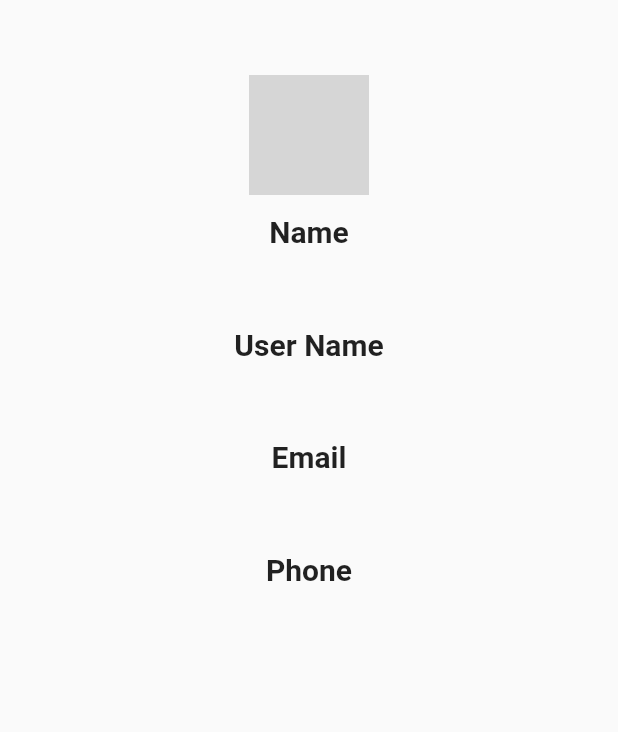
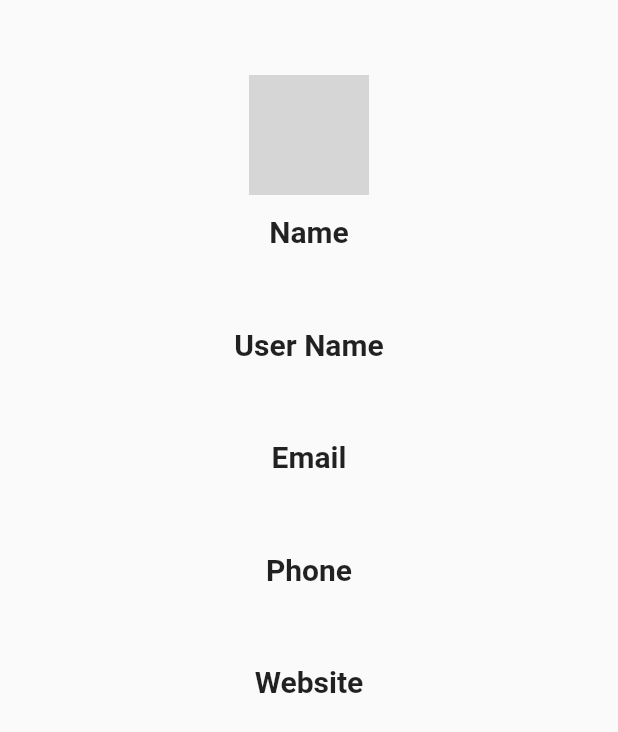
Before and after one commit to sreejithmg123/databse, a Flutter app: the DetailsViewView screen opened directly, on a phone screen of 412 x 824 dp. Shown: the top 732 px of the screen. Run offline on Flutter 3.47's test engine with Material 2 defaults, Android fonts, the phone set to English and light mode, and no system bars; our stand-ins replace get, sqflite; accounts and stored records are empty; network calls fail; grey boxes are pictures that could not be loaded.

Commit message:
initial commit

```diff
--- a/lib/app/modules/home/controllers/home_controller.dart
+++ b/lib/app/modules/home/controllers/home_controller.dart
@@ -16,6 +16,7 @@ class HomeController extends GetxController {
   RxString email = ''.obs;
   RxString phone = ''.obs;
   RxString image = ''.obs;
+  RxString website = ''.obs;
   ApiBaseHelper apiBaseHelper = ApiBaseHelper();
   @override
   void onInit() {
@@ -56,13 +57,13 @@ class HomeController extends GetxController {
           username: employeeList[i].username,
           phone: employeeList[i].phone,
           email: employeeList[i].email,
-      ));
+          website: employeeList[i].website));
     }
     employeeDBList = await fetchDatdb();
     isLoading(false);
   }
 
-  Future searchEmployees(String name) async {
+  Future<void> searchEmployees(String name) async {
     isLoading(true);
     employeeDBList = await DatabaseHelper.instance.searchEmployee(name);
     isLoading(false);
@@ -75,6 +76,7 @@ class HomeController extends GetxController {
     email.value = employee.email ?? '';
     image.value = employee.profileImage ??
         'https://monstar-lab.com/global/wp-content/uploads/sites/11/2019/04/male-placeholder-image.jpeg';
+    website.value = employee.website ?? '';
     Get.to(DetailsViewView());
   }
 }
--- a/lib/app/modules/home/views/details_view_view.dart
+++ b/lib/app/modules/home/views/details_view_view.dart
@@ -36,6 +36,10 @@ class DetailsViewView extends GetView<HomeController> {
             height: 10,
           ),
           returnData(title: 'Phone', value: controller.phone.value),
+          SizedBox(
+            height: 10,
+          ),
+          returnData(title: 'Website', value: controller.website.value),
         ],
       )),
     );
--- a/lib/networking/operations.dart
+++ b/lib/networking/operations.dart
@@ -14,7 +14,6 @@ class ApiBaseHelper {
       if (response.statusCode == 200) {
         print(response.body);
 
-        var jsonData = jsonDecode(response.body);
         return employeeFromJson(response.body);
       }
     } on SocketException {
```
Lines whose indentation alone changed are shown as unchanged.
